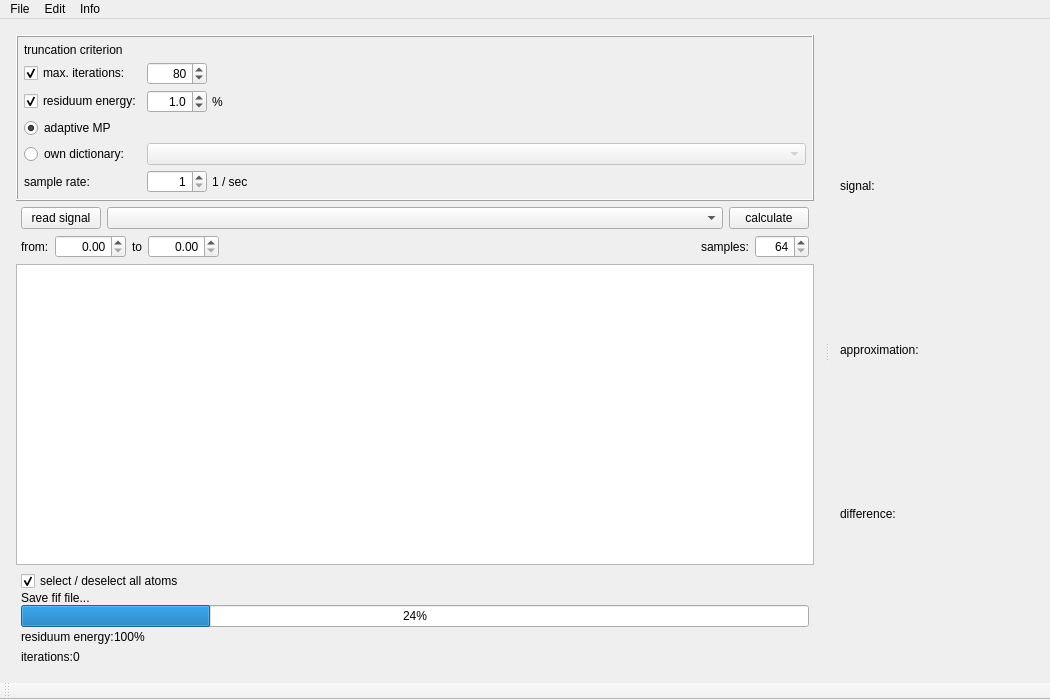
Above: examples/matchingPursuit/mainwindow.ui from mne-tools/mne-cpp before the change. Below: the same form after it.
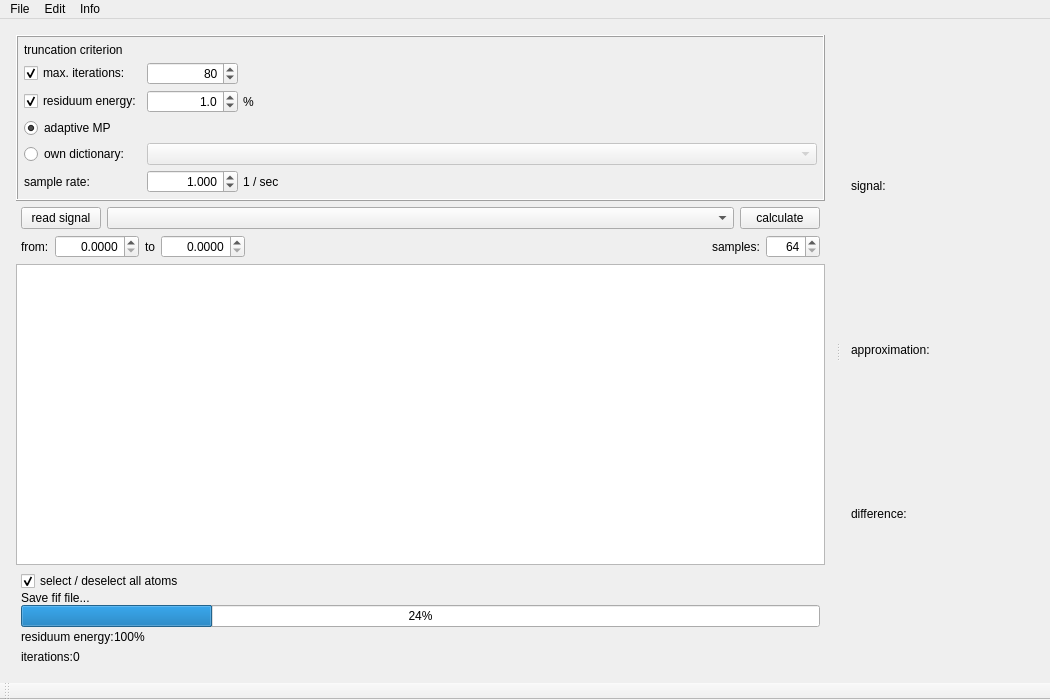
That is the form after the change. Icons and pictures are not drawn.

```diff
--- a/examples/matchingPursuit/mainwindow.ui
+++ b/examples/matchingPursuit/mainwindow.ui
@@ -160,25 +160,6 @@
                </property>
               </widget>
              </item>
-             <item row="11" column="2">
-              <widget class="QSpinBox" name="sb_sample_rate">
-               <property name="maximumSize">
-                <size>
-                 <width>60</width>
-                 <height>16777215</height>
-                </size>
-               </property>
-               <property name="alignment">
-                <set>Qt::AlignRight|Qt::AlignTrailing|Qt::AlignVCenter</set>
-               </property>
-               <property name="minimum">
-                <number>1</number>
-               </property>
-               <property name="maximum">
-                <number>999999</number>
-               </property>
-              </widget>
-             </item>
              <item row="11" column="0" colspan="2">
               <widget class="QLabel" name="label">
                <property name="text">
@@ -226,6 +207,25 @@
                </property>
               </widget>
              </item>
+             <item row="11" column="2">
+              <widget class="QDoubleSpinBox" name="dsb_sample_rate">
+               <property name="alignment">
+                <set>Qt::AlignRight|Qt::AlignTrailing|Qt::AlignVCenter</set>
+               </property>
+               <property name="decimals">
+                <number>3</number>
+               </property>
+               <property name="minimum">
+                <double>0.010000000000000</double>
+               </property>
+               <property name="maximum">
+                <double>999999.000000000000000</double>
+               </property>
+               <property name="value">
+                <double>1.000000000000000</double>
+               </property>
+              </widget>
+             </item>
             </layout>
            </item>
           </layout>
@@ -299,6 +299,9 @@
             <property name="alignment">
              <set>Qt::AlignRight|Qt::AlignTrailing|Qt::AlignVCenter</set>
             </property>
+            <property name="decimals">
+             <number>4</number>
+            </property>
             <property name="maximum">
              <double>9999.989999999999782</double>
             </property>
@@ -319,6 +322,9 @@
             <property name="alignment">
              <set>Qt::AlignRight|Qt::AlignTrailing|Qt::AlignVCenter</set>
             </property>
+            <property name="decimals">
+             <number>4</number>
+            </property>
             <property name="maximum">
              <double>9999.989999999999782</double>
             </property>
```
